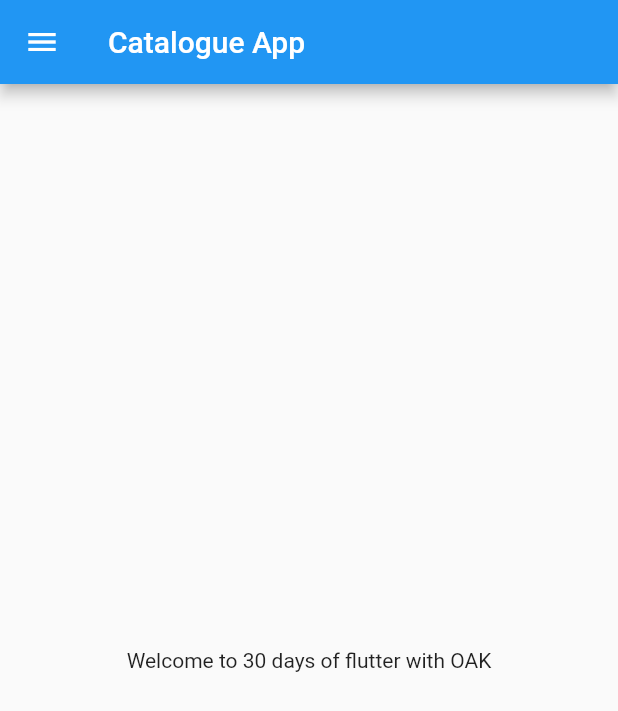
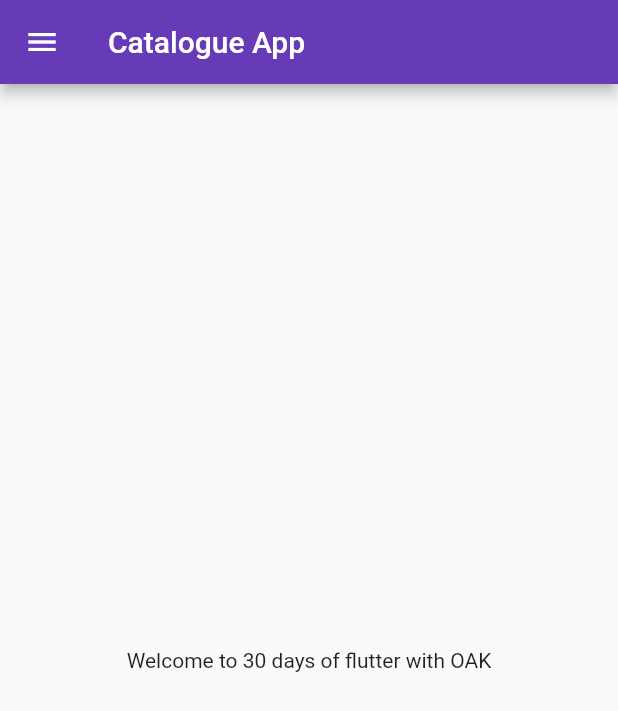
Before and after one commit to OAKak47/30DaysOfFlutter, a Flutter app: the screen it shows after launch, on a phone screen of 412 x 824 dp. Shown: the top 711 px of the screen. Run offline on Flutter 3.47's test engine with Material 2 defaults, Android fonts, the phone set to English and light mode, and no system bars.

Commit message:
Day 3 completed

```diff
--- a/lib/main.dart
+++ b/lib/main.dart
@@ -1,5 +1,6 @@
 import 'package:flutter/material.dart';
-import 'package:flutter_catalogue/home_page.dart';
+import 'package:flutter_catalogue/pages/home_page.dart';
+import 'package:flutter_catalogue/pages/login_page.dart';
 
 void main() {
   runApp(MyApp());
@@ -8,9 +9,18 @@ void main() {
 class MyApp extends StatelessWidget {
   @override
   Widget build(BuildContext context) {
-
     return MaterialApp(
-      home: HomePage(),
+      themeMode: ThemeMode.light,
+      theme: ThemeData(primarySwatch: Colors.deepPurple),
+      darkTheme: ThemeData(
+        brightness: Brightness.dark,
+      ),
+      initialRoute: "/home",
+      routes: {
+        "/": (context) => HomePage(),
+        "/home": (context) => HomePage(),
+        "/Login": (context) => LoginPage(),
+      },
     );
   }
 }
--- a/lib/home_page.dart
+++ b/lib/pages/home_page.dart
@@ -3,7 +3,6 @@ import 'package:flutter/material.dart';
 class HomePage extends StatelessWidget {
   final int days = 30;
   final String name = "OAK";
-
 
   @override
   Widget build(BuildContext context) {
```
Also changed, not shown: lib/pages/login_page.dart (added, +19 -0 lines). Lines whose indentation alone changed are shown as unchanged.
